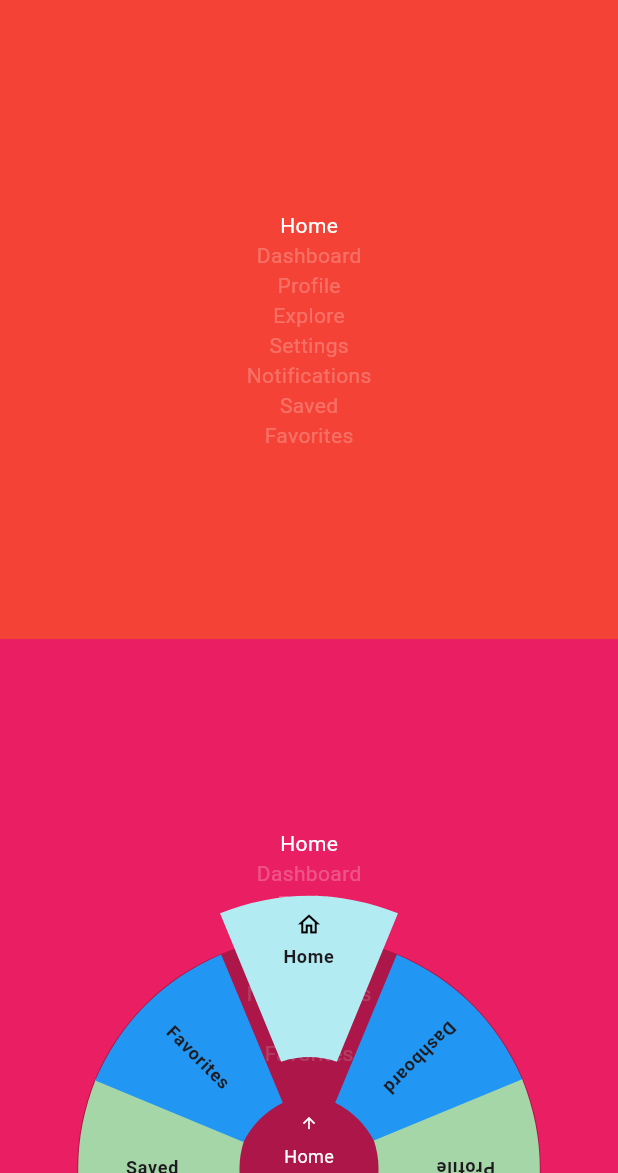
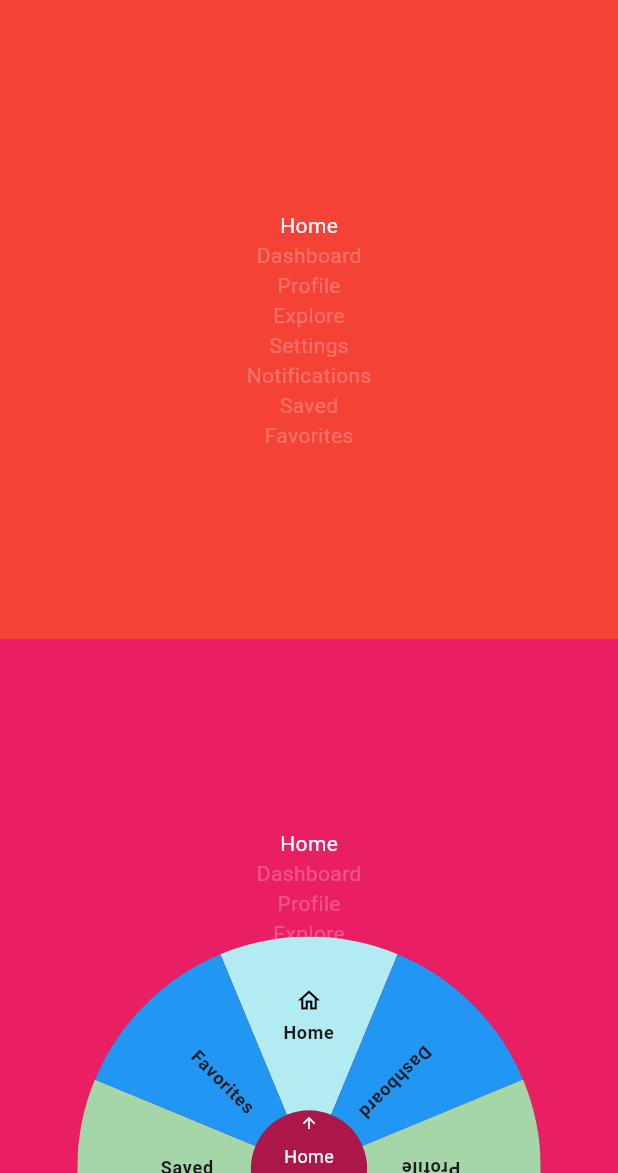
Before and after one commit to sfatihy/circle_bnb, a Flutter app: the screen it shows after launch, item 3 of the bottom bar chosen, on a phone screen of 412 x 824 dp, the part 63-1236 px from its top. Run offline on Flutter 3.47's test engine with Material 3 defaults, Android fonts, the phone set to English and light mode, and no system bars.

Commit message:
Refactored circular navigation logic and updated clipper.
The `CircleBottomNavigationBarClipper` has been rewritten to dynamically draw pie-shaped slices based on the `itemCount`, ensuring the shape adapts to the number of navigation items. The logic for determining the top-most item in `circle_bnb_controller.dart` has been simplified by calculating the index based on the rotation angle, removing the previous complex loop. Additionally, the size of the `AnimatedContainer` in the widget has been adjusted.

```diff
--- a/lib/clippers/circle_bnb_clipper.dart
+++ b/lib/clippers/circle_bnb_clipper.dart
@@ -1,29 +1,66 @@
+import 'dart:math';
+
 import 'package:flutter/material.dart';
 
 class CircleBottomNavigationBarClipper extends CustomClipper<Path> {
+  final int itemCount;
+
+  CircleBottomNavigationBarClipper({required this.itemCount});
+
   @override
   Path getClip(Size size) {
+    final path = Path();
+    final center = Offset(size.width / 2, size.height / 2);
 
-    double x = size.width;
-    double y = size.height;
+    // Define the radii for the outer and inner circles of the ring (annulus).
+    final outerRadius = size.height / 2;
+    final innerRadius = size.height / 2 * 0.25;
 
-    double startX = x * 0.02;
-    double startY = y * 0.1;
+    // Calculate the angle that each slice will occupy.
+    final sweepAngle = (2 * pi) / itemCount;
 
-    final path = Path();
-    path.moveTo(startX, startY);
-    // sol köşeden sol alt köşeye çizilen sınır
-    path.lineTo(x * 0.35, y * 0.9);
-    // sol alttan sağ alt köşeye çizilen bezier
-    path.quadraticBezierTo(x/2, y * 0.85, x - (x * 0.35), y * 0.9);
-    // sağ alttan sağ üst köşeye çizilen sınır
-    path.lineTo(x - startX, startY);
-    // sağ üstten sol üste çizilen bezier
-    path.quadraticBezierTo(x/2, -y * 0.09, startX, startY);
+    // Center the slice pointing "up" (-90 degrees or -pi/2).
+    final startAngle = -pi / 2 - (sweepAngle / 2);
+    final endAngle = startAngle + sweepAngle;
+
+    // Calculate the corner points of the annulus sector.
+    final innerStartPoint = Offset(
+      center.dx + innerRadius * cos(startAngle),
+      center.dy + innerRadius * sin(startAngle),
+    );
+    final outerEndPoint = Offset(
+      center.dx + outerRadius * cos(endAngle),
+      center.dy + outerRadius * sin(endAngle),
+    );
+
+    // Build the path
+    path.moveTo(innerStartPoint.dx, innerStartPoint.dy); // 1. Start at top-left (inner radius)
+
+    // 2. Draw the inner arc to the top-right point.
+    path.arcTo(
+      Rect.fromCircle(center: center, radius: innerRadius),
+      startAngle,
+      sweepAngle,
+      false,
+    );
+
+    // 3. Draw a straight line to the bottom-right point (outer radius).
+    path.lineTo(outerEndPoint.dx, outerEndPoint.dy);
+
+    // 4. Draw the outer arc back to the bottom-left point.
+    path.arcTo(
+      Rect.fromCircle(center: center, radius: outerRadius),
+      endAngle,
+      -sweepAngle,
+      false,
+    );
+
+    // 5. Close the path, which draws a line back to the starting point.
+    path.close();
+
     return path;
   }
 
   @override
-  bool shouldReclip(CircleBottomNavigationBarClipper oldClipper) => false;
-
+  bool shouldReclip(CircleBottomNavigationBarClipper oldClipper) => oldClipper.itemCount != itemCount;
 }
--- a/lib/controller/circle_bnb_controller.dart
+++ b/lib/controller/circle_bnb_controller.dart
@@ -75,22 +75,19 @@ class CircleBnbController {
       data.value = data.value - widget.dragSpeed;
     }
 
-    // This loop determines which item is at the top based on the current rotation angle.
-    for (int i = 1; i <= widget.items.length; i++) {
-      if ((angleListPi2[i] - _difference < data.value && data.value < angleListPi2[i]) ||
-          (-angleListPi2[widget.items.length - i] - _difference < data.value &&
-              data.value < -angleListPi2[widget.items.length - i])) {
-        topIndex.value = widget.items.length - i;
-        if (topIndex.value == 0) data.value = 0;
-      } else if ((angleListPi2[widget.items.length] - _difference < data.value &&
-          data.value < angleListPi2[widget.items.length]) ||
-          (topIndex.value == 1 &&
-              angleListPi2[0] - _difference < data.value &&
-              data.value < angleListPi2[0])) {
-        topIndex.value = 0;
-        data.value = 0;
-      }
-    }
+    final itemCount = widget.items.length;
+    final step = 2 * 3.141592653589793 / itemCount; // 2 * pi
+
+    // Calculate index based on the rotation angle.
+    // The angle is divided by the step angle for each item, and rounded to the nearest whole number.
+    // This gives the index of the item that is closest to the top position.
+    final rawIndex = -data.value / step;
+    final snappedIndex = rawIndex.round();
+
+    // Normalize the index to ensure it's within the valid range [0, itemCount - 1].
+    // The modulo operator (%) handles wrapping around, and adding itemCount before the modulo
+    // ensures the result is always positive.
+    topIndex.value = (snappedIndex % itemCount + itemCount) % itemCount;
   }
 
   /// Rotates the menu to the selected item when it's clicked.
--- a/lib/widget/circular_navigation_widget.dart
+++ b/lib/widget/circular_navigation_widget.dart
@@ -122,11 +122,11 @@ class _CircleItem extends StatelessWidget {
                 child: GestureDetector(
                   onTap: () => controller.clickState(index),
                   child: ClipPath(
-                    clipper: CircleBottomNavigationBarClipper(),
+                    clipper: CircleBottomNavigationBarClipper(itemCount: controller.widget.items.length),
                     child: AnimatedContainer(
                       duration: const Duration(milliseconds: 500),
-                      height: controller.widget.size.width / 2.5,
-                      width: controller.widget.size.width / 2.5,
+                      height: controller.widget.size.width,
+                      width: controller.widget.size.width,
                       decoration: BoxDecoration(
                         color: _getItemColor(topIndex, index, controller.widget.items.length, controller.colorList),
                       ),
```
